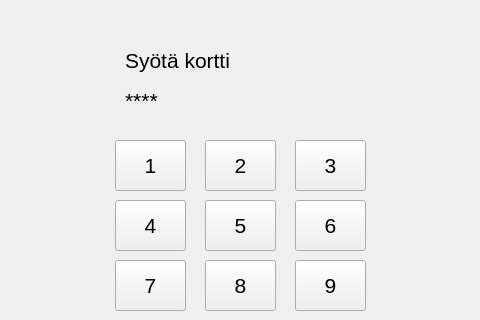
Old version of the form frontend/mainwindow.ui in the repository banksimul-2023-22spo/group_1; both pictures show x 155 to 635 and y 0 to 320 of the 800 by 600 pixel window.
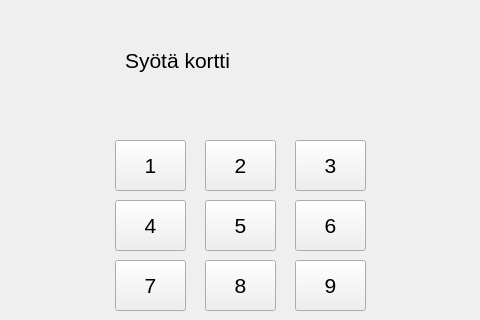
New version of the form.

```diff
--- a/frontend/mainwindow.ui
+++ b/frontend/mainwindow.ui
@@ -263,7 +263,7 @@
      </font>
     </property>
     <property name="text">
-     <string>****</string>
+     <string/>
     </property>
    </widget>
    <zorder>btn9</zorder>
```
